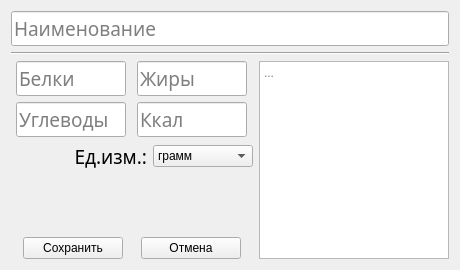
Qt form project/forms/Product_edit.ui (Galoev/nutritionist-helper) before a commit.
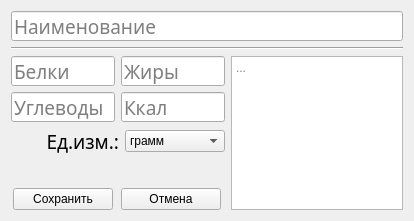
The same form after that commit.

```diff
--- a/project/forms/Product_edit.ui
+++ b/project/forms/Product_edit.ui
@@ -6,8 +6,8 @@
    <rect>
     <x>0</x>
     <y>0</y>
-    <width>460</width>
-    <height>270</height>
+    <width>414</width>
+    <height>221</height>
    </rect>
   </property>
   <property name="windowTitle">
```
Left out of the diff: 190 changed lines with no effect on the pictures.
